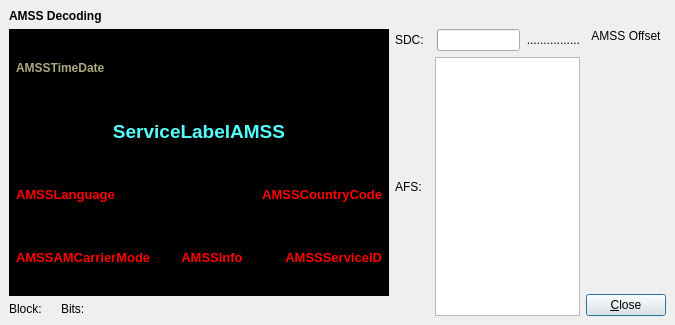
Old version of the form dream/src/GUI-QT/AMSSDlgbase.ui in the repository mmjee/dream-patched.
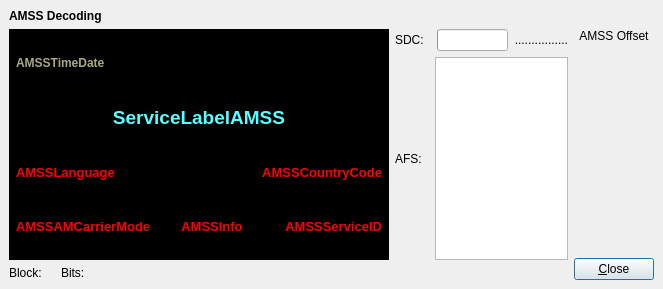
New version of the form. Icons and pictures are not drawn. Custom widgets are drawn as their Qt base class.

Commit message: minor layout changes, added manual bandwidth input box

```diff
--- a/dream/src/GUI-QT/AMSSDlgbase.ui
+++ b/dream/src/GUI-QT/AMSSDlgbase.ui
@@ -6,8 +6,8 @@
    <rect>
     <x>0</x>
     <y>0</y>
-    <width>675</width>
-    <height>325</height>
+    <width>663</width>
+    <height>289</height>
    </rect>
   </property>
   <property name="sizePolicy">
@@ -3407,7 +3407,7 @@
       </layout>
      </widget>
     </item>
-    <item row="1" column="1" rowspan="2">
+    <item row="1" column="1">
      <layout class="QVBoxLayout">
       <property name="spacing">
        <number>6</number>
@@ -3607,7 +3607,7 @@
       </item>
      </layout>
     </item>
-    <item row="2" column="0">
+    <item row="2" column="0" colspan="2">
      <layout class="QHBoxLayout" name="horizontalLayout_2">
       <item>
        <widget class="QLabel" name="TextLabelCurrentBlock">
```
The commit also changes 4 other files.
